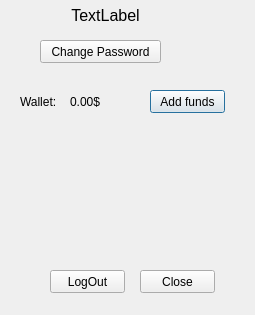
First picture: the form in usersetting.ui, repository mprevir/bookstore_customer, before the edit.
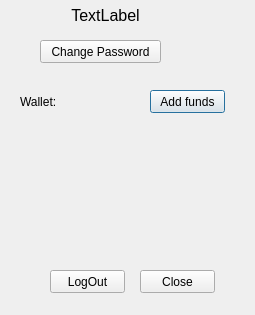
Second picture: the form after the edit.

Patch:
```diff
--- a/usersetting.ui
+++ b/usersetting.ui
@@ -58,7 +58,7 @@
     </rect>
    </property>
    <property name="text">
-    <string>0.00$</string>
+    <string/>
    </property>
   </widget>
   <widget class="QPushButton" name="pushButton">
```
Left out of the diff: 2 changed lines with no effect on the pictures.
